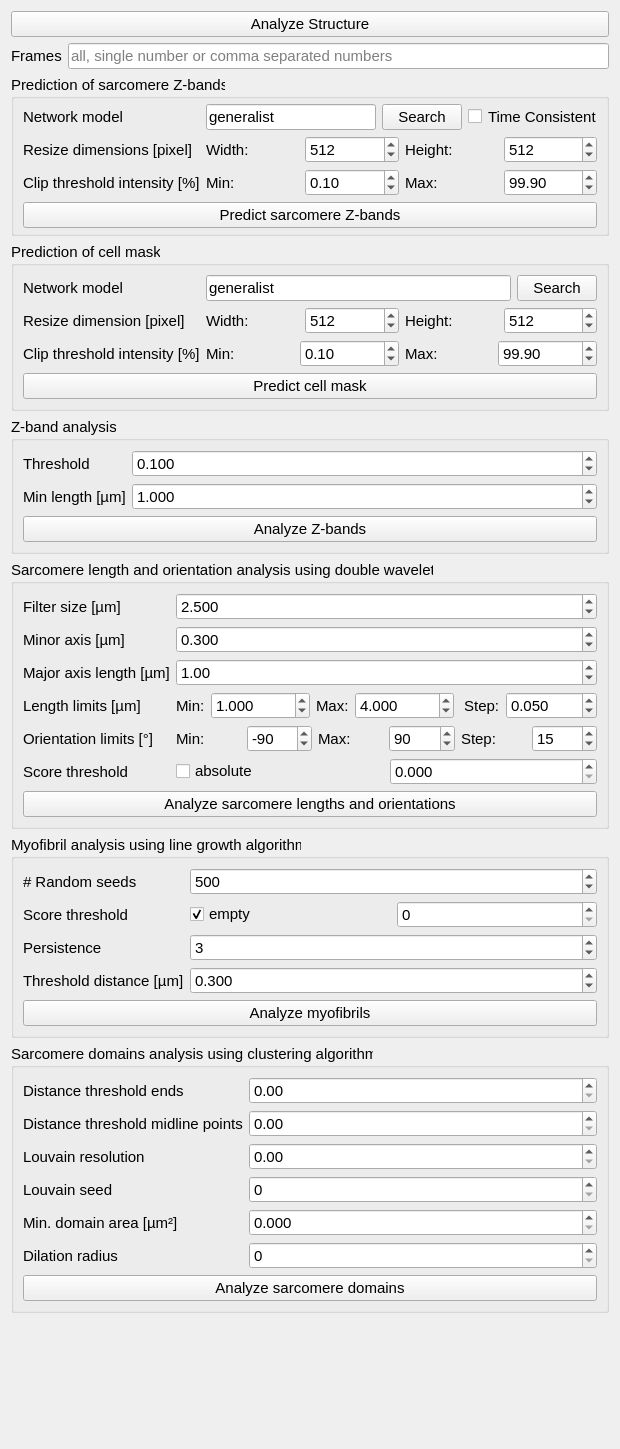
danihae/SarcAsM, file app/ui-files/parameters_structure_analysis.ui: the form before one commit.
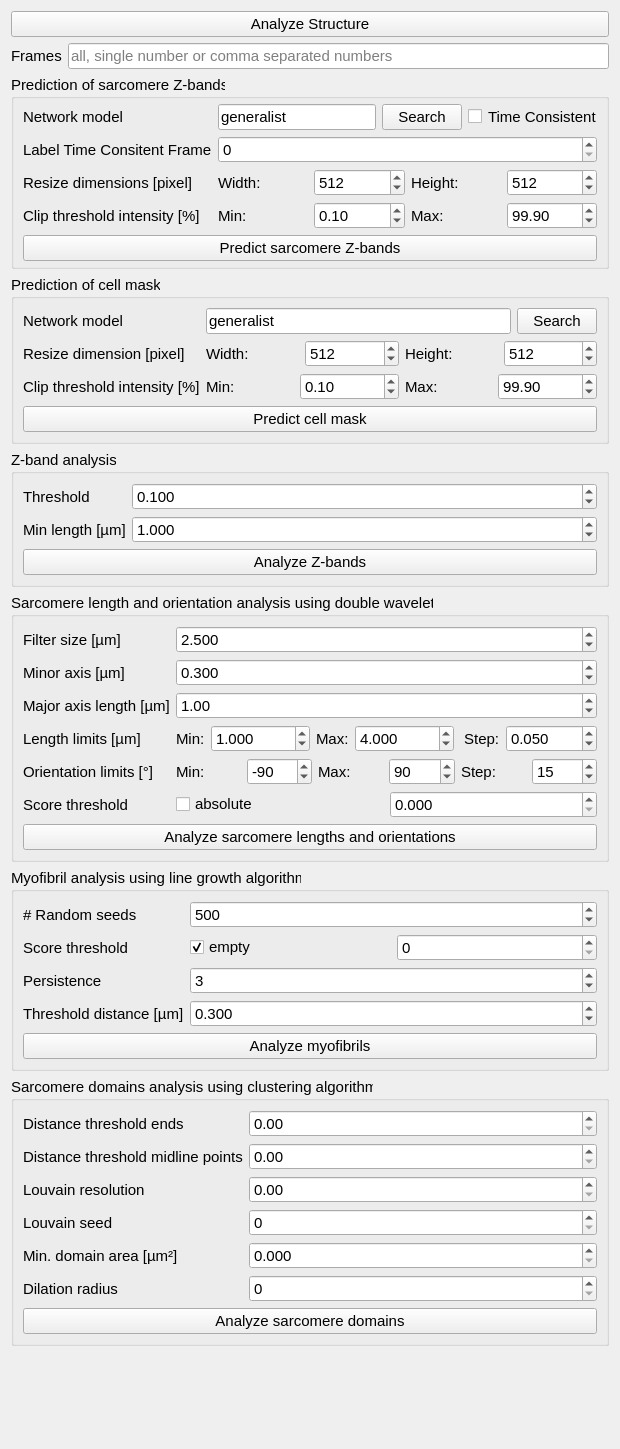
The form after the commit.

Commit message: add time consistent frame ui element in prediction

What changed in the file:
```diff
--- a/app/ui-files/parameters_structure_analysis.ui
+++ b/app/ui-files/parameters_structure_analysis.ui
@@ -1150,6 +1150,26 @@
         </property>
        </widget>
       </item>
+      <item row="1" column="0">
+       <widget class="QLabel" name="label_5">
+        <property name="toolTip">
+         <string>When time_consistent==True, this field has to be filled</string>
+        </property>
+        <property name="text">
+         <string>Label Time Consitent Frame</string>
+        </property>
+       </widget>
+      </item>
+      <item row="1" column="1">
+       <widget class="QSpinBox" name="sb_time_consitent_frame">
+        <property name="toolTip">
+         <string>When time_consistent==True, this field has to be filled</string>
+        </property>
+        <property name="maximum">
+         <number>999999999</number>
+        </property>
+       </widget>
+      </item>
      </layout>
     </widget>
    </item>
```
The commit also changes 3 other files.
